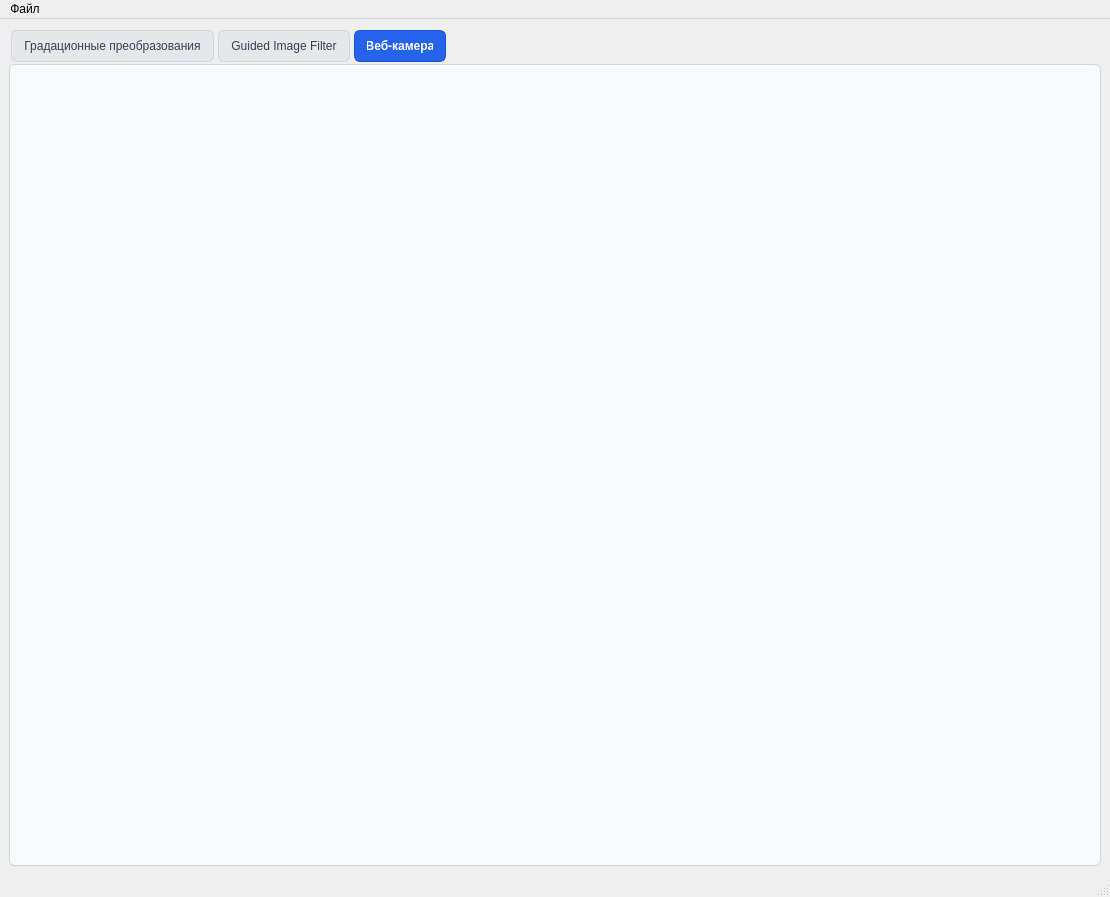
Above: DIP/MyApp.ui from KYashin/Digital-Image-Processing before the change. Below: the same form after it.
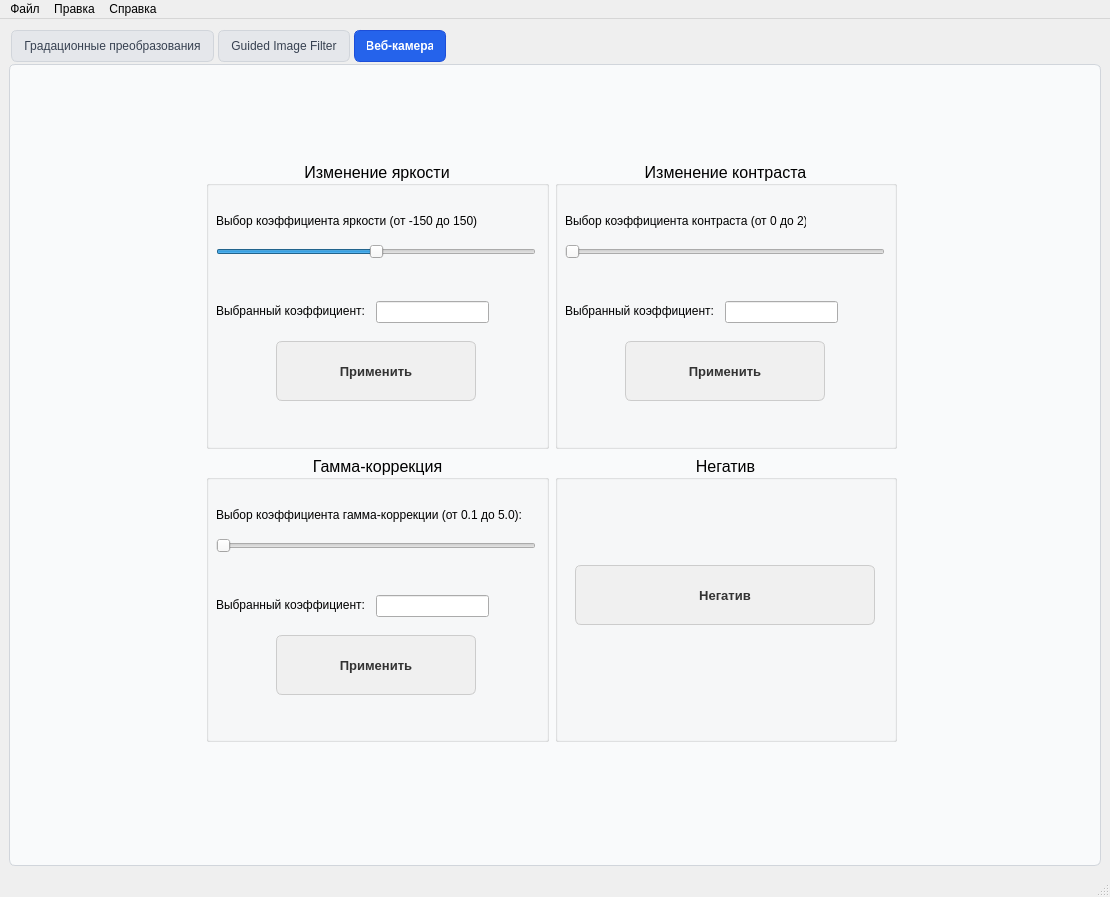
That is the form after the change. The open tabs and pages were chosen to show the change.

```diff
--- a/DIP/MyApp.ui
+++ b/DIP/MyApp.ui
@@ -15,7 +15,7 @@
   </property>
   <widget class="QWidget" name="centralwidget">
    <layout class="QGridLayout" name="gridLayout">
-    <item row="0" column="0">
+    <item row="0" column="1">
      <widget class="QTabWidget" name="tabWidget">
       <property name="enabled">
        <bool>true</bool>
@@ -1125,6 +1125,492 @@
        <attribute name="title">
         <string>Веб-камера</string>
        </attribute>
+       <widget class="QWidget" name="gridLayoutWidget">
+        <property name="geometry">
+         <rect>
+          <x>190</x>
+          <y>90</y>
+          <width>691</width>
+          <height>581</height>
+         </rect>
+        </property>
+        <layout class="QGridLayout" name="gridLayout_video">
+         <item row="1" column="0">
+          <widget class="QGroupBox" name="groupBox_brightness_video">
+           <property name="font">
+            <font>
+             <pointsize>12</pointsize>
+            </font>
+           </property>
+           <property name="styleSheet">
+            <string notr="true">QPushButton {
+    background-color: #F0F0F0;         /* Светло-серый фон */
+    color: #333333;                   /* Тёмно-серый текст */
+    border: 1px solid #CCCCCC;        /* Светло-серая обводка */
+    border-radius: 6px;               /* Лёгкое закругление углов */
+    padding: 8px 14px;                /* Внутренние отступы */
+    font-size: 13px;                  /* Размер шрифта */
+    font-family: &quot;Segoe UI&quot;, sans-serif; /* Современный шрифт */
+    font-weight: 500;                 /* Умеренная толщина текста */
+    transition: all 0.3s ease;        /* Плавный переход */
+}
+
+QPushButton:hover {
+    background-color: #E6E6E6;        /* Немного темнее при наведении */
+    border-color: #B3B3B3;            /* Подчеркнутая обводка */
+}
+
+QPushButton:pressed {
+    background-color: #D9D9D9;        /* Ещё темнее при нажатии */
+    color: #000000;                   /* Чёрный текст для акцента */
+    border-color: #999999;            /* Более тёмная обводка */
+    transform: scale(0.98);           /* Лёгкое сжатие при нажатии */
+}
+
+QPushButton:disabled {
+    background-color: #F8F8F8;        /* Почти белый фон */
+    color: #A6A6A6;                   /* Блеклый текст */
+    border: 1px solid #E0E0E0;        /* Почти незаметная обводка */
+}</string>
+           </property>
+           <property name="title">
+            <string>Изменение яркости</string>
+           </property>
+           <property name="alignment">
+            <set>Qt::AlignCenter</set>
+           </property>
+           <widget class="QPushButton" name="pushButton_brightness_video">
+            <property name="geometry">
+             <rect>
+              <x>70</x>
+              <y>180</y>
+              <width>200</width>
+              <height>60</height>
+             </rect>
+            </property>
+            <property name="font">
+             <font>
+              <family>Segoe UI</family>
+              <pointsize>-1</pointsize>
+              <bold>false</bold>
+             </font>
+            </property>
+            <property name="statusTip">
+             <string>Применить изменение яркости</string>
+            </property>
+            <property name="text">
+             <string>Применить</string>
+            </property>
+           </widget>
+           <widget class="QSlider" name="horizontalSlider_brightness_video">
+            <property name="geometry">
+             <rect>
+              <x>10</x>
+              <y>80</y>
+              <width>320</width>
+              <height>22</height>
+             </rect>
+            </property>
+            <property name="statusTip">
+             <string>Ползунок для выбора коэффициента яркости</string>
+            </property>
+            <property name="minimum">
+             <number>-150</number>
+            </property>
+            <property name="maximum">
+             <number>150</number>
+            </property>
+            <property name="singleStep">
+             <number>3</number>
+            </property>
+            <property name="orientation">
+             <enum>Qt::Horizontal</enum>
+            </property>
+           </widget>
+           <widget class="QLabel" name="label_brightness_video">
+            <property name="geometry">
+             <rect>
+              <x>10</x>
+              <y>50</y>
+              <width>261</width>
+              <height>20</height>
+             </rect>
+            </property>
+            <property name="text">
+             <string>Выбор коэффициента яркости (от -150 до 150):</string>
+            </property>
+           </widget>
+           <widget class="QLineEdit" name="lineEdit_brightness_video">
+            <property name="geometry">
+             <rect>
+              <x>170</x>
+              <y>140</y>
+              <width>113</width>
+              <height>22</height>
+             </rect>
+            </property>
+           </widget>
+           <widget class="QLabel" name="label_2_brightness_video">
+            <property name="geometry">
+             <rect>
+              <x>10</x>
+              <y>140</y>
+              <width>150</width>
+              <height>20</height>
+             </rect>
+            </property>
+            <property name="sizePolicy">
+             <sizepolicy hsizetype="Preferred" vsizetype="Preferred">
+              <horstretch>0</horstretch>
+              <verstretch>0</verstretch>
+             </sizepolicy>
+            </property>
+            <property name="text">
+             <string>Выбранный коэффициент:</string>
+            </property>
+           </widget>
+          </widget>
+         </item>
+         <item row="1" column="1">
+          <widget class="QGroupBox" name="groupBox_contrast_video">
+           <property name="font">
+            <font>
+             <pointsize>12</pointsize>
+            </font>
+           </property>
+           <property name="styleSheet">
+            <string notr="true">QPushButton {
+    background-color: #F0F0F0;         /* Светло-серый фон */
+    color: #333333;                   /* Тёмно-серый текст */
+    border: 1px solid #CCCCCC;        /* Светло-серая обводка */
+    border-radius: 6px;               /* Лёгкое закругление углов */
+    padding: 8px 14px;                /* Внутренние отступы */
+    font-size: 13px;                  /* Размер шрифта */
+    font-family: &quot;Segoe UI&quot;, sans-serif; /* Современный шрифт */
+    font-weight: 500;                 /* Умеренная толщина текста */
+    transition: all 0.3s ease;        /* Плавный переход */
+}
+
+QPushButton:hover {
+    background-color: #E6E6E6;        /* Немного темнее при наведении */
+    border-color: #B3B3B3;            /* Подчеркнутая обводка */
+}
+
+QPushButton:pressed {
+    background-color: #D9D9D9;        /* Ещё темнее при нажатии */
+    color: #000000;                   /* Чёрный текст для акцента */
+    border-color: #999999;            /* Более тёмная обводка */
+    transform: scale(0.98);           /* Лёгкое сжатие при нажатии */
+}
+
+QPushButton:disabled {
+    background-color: #F8F8F8;        /* Почти белый фон */
+    color: #A6A6A6;                   /* Блеклый текст */
+    border: 1px solid #E0E0E0;        /* Почти незаметная обводка */
+}</string>
+           </property>
+           <property name="title">
+            <string>Изменение контраста</string>
+           </property>
+           <property name="alignment">
+            <set>Qt::AlignCenter</set>
+           </property>
+           <widget class="QPushButton" name="pushButton_contrast_video">
+            <property name="geometry">
+             <rect>
+              <x>70</x>
+              <y>180</y>
+              <width>200</width>
+              <height>60</height>
+             </rect>
+            </property>
+            <property name="font">
+             <font>
+              <family>Segoe UI</family>
+              <pointsize>-1</pointsize>
+              <bold>false</bold>
+             </font>
+            </property>
+            <property name="statusTip">
+             <string>Применить изменение контраста</string>
+            </property>
+            <property name="text">
+             <string>Применить</string>
+            </property>
+           </widget>
+           <widget class="QSlider" name="horizontalSlider_contrast_video">
+            <property name="geometry">
+             <rect>
+              <x>10</x>
+              <y>80</y>
+              <width>320</width>
+              <height>22</height>
+             </rect>
+            </property>
+            <property name="statusTip">
+             <string>Ползунок для выбора коэффициента контраста</string>
+            </property>
+            <property name="maximum">
+             <number>200</number>
+            </property>
+            <property name="orientation">
+             <enum>Qt::Horizontal</enum>
+            </property>
+           </widget>
+           <widget class="QLabel" name="label_contrast_video">
+            <property name="geometry">
+             <rect>
+              <x>10</x>
+              <y>50</y>
+              <width>241</width>
+              <height>20</height>
+             </rect>
+            </property>
+            <property name="text">
+             <string>Выбор коэффициента контраста (от 0 до 2):</string>
+            </property>
+           </widget>
+           <widget class="QLabel" name="label_2_contrast_video">
+            <property name="geometry">
+             <rect>
+              <x>10</x>
+              <y>140</y>
+              <width>150</width>
+              <height>20</height>
+             </rect>
+            </property>
+            <property name="sizePolicy">
+             <sizepolicy hsizetype="Preferred" vsizetype="Preferred">
+              <horstretch>0</horstretch>
+              <verstretch>0</verstretch>
+             </sizepolicy>
+            </property>
+            <property name="text">
+             <string>Выбранный коэффициент:</string>
+            </property>
+           </widget>
+           <widget class="QLineEdit" name="lineEdit_contrast_video">
+            <property name="geometry">
+             <rect>
+              <x>170</x>
+              <y>140</y>
+              <width>113</width>
+              <height>22</height>
+             </rect>
+            </property>
+           </widget>
+          </widget>
+         </item>
+         <item row="2" column="1">
+          <widget class="QGroupBox" name="groupBox_negative_video">
+           <property name="sizePolicy">
+            <sizepolicy hsizetype="Preferred" vsizetype="Preferred">
+             <horstretch>0</horstretch>
+             <verstretch>0</verstretch>
+            </sizepolicy>
+           </property>
+           <property name="font">
+            <font>
+             <pointsize>12</pointsize>
+            </font>
+           </property>
+           <property name="styleSheet">
+            <string notr="true">QPushButton {
+    background-color: #F0F0F0;         /* Светло-серый фон */
+    color: #333333;                   /* Тёмно-серый текст */
+    border: 1px solid #CCCCCC;        /* Светло-серая обводка */
+    border-radius: 6px;               /* Лёгкое закругление углов */
+    padding: 8px 14px;                /* Внутренние отступы */
+    font-size: 13px;                  /* Размер шрифта */
+    font-family: &quot;Segoe UI&quot;, sans-serif; /* Современный шрифт */
+    font-weight: 500;                 /* Умеренная толщина текста */
+    transition: all 0.3s ease;        /* Плавный переход */
+}
+
+QPushButton:hover {
+    background-color: #E6E6E6;        /* Немного темнее при наведении */
+    border-color: #B3B3B3;            /* Подчеркнутая обводка */
+}
+
+QPushButton:pressed {
+    background-color: #D9D9D9;        /* Ещё темнее при нажатии */
+    color: #000000;                   /* Чёрный текст для акцента */
+    border-color: #999999;            /* Более тёмная обводка */
+    transform: scale(0.98);           /* Лёгкое сжатие при нажатии */
+}
+
+QPushButton:disabled {
+    background-color: #F8F8F8;        /* Почти белый фон */
+    color: #A6A6A6;                   /* Блеклый текст */
+    border: 1px solid #E0E0E0;        /* Почти незаметная обводка */
+}</string>
+           </property>
+           <property name="title">
+            <string>Негатив</string>
+           </property>
+           <property name="alignment">
+            <set>Qt::AlignCenter</set>
+           </property>
+           <widget class="QPushButton" name="button_negative_video">
+            <property name="geometry">
+             <rect>
+              <x>20</x>
+              <y>110</y>
+              <width>300</width>
+              <height>60</height>
+             </rect>
+            </property>
+            <property name="font">
+             <font>
+              <family>Segoe UI</family>
+              <pointsize>-1</pointsize>
+              <bold>false</bold>
+             </font>
+            </property>
+            <property name="statusTip">
+             <string>Преобразовать видео в негатив</string>
+            </property>
+            <property name="text">
+             <string>Негатив</string>
+            </property>
+           </widget>
+          </widget>
+         </item>
+         <item row="2" column="0">
+          <widget class="QGroupBox" name="groupBox_gamma_video">
+           <property name="font">
+            <font>
+             <pointsize>12</pointsize>
+            </font>
+           </property>
+           <property name="styleSheet">
+            <string notr="true">QPushButton {
+    background-color: #F0F0F0;         /* Светло-серый фон */
+    color: #333333;                   /* Тёмно-серый текст */
+    border: 1px solid #CCCCCC;        /* Светло-серая обводка */
+    border-radius: 6px;               /* Лёгкое закругление углов */
+    padding: 8px 14px;                /* Внутренние отступы */
+    font-size: 13px;                  /* Размер шрифта */
+    font-family: &quot;Segoe UI&quot;, sans-serif; /* Современный шрифт */
+    font-weight: 500;                 /* Умеренная толщина текста */
+    transition: all 0.3s ease;        /* Плавный переход */
+}
+
+QPushButton:hover {
+    background-color: #E6E6E6;        /* Немного темнее при наведении */
+    border-color: #B3B3B3;            /* Подчеркнутая обводка */
+}
+
+QPushButton:pressed {
+    background-color: #D9D9D9;        /* Ещё темнее при нажатии */
+    color: #000000;                   /* Чёрный текст для акцента */
+    border-color: #999999;            /* Более тёмная обводка */
+    transform: scale(0.98);           /* Лёгкое сжатие при нажатии */
+}
+
+QPushButton:disabled {
+    background-color: #F8F8F8;        /* Почти белый фон */
+    color: #A6A6A6;                   /* Блеклый текст */
+    border: 1px solid #E0E0E0;        /* Почти незаметная обводка */
+}</string>
+           </property>
+           <property name="title">
+            <string>Гамма-коррекция</string>
+           </property>
+           <property name="alignment">
+            <set>Qt::AlignCenter</set>
+           </property>
+           <widget class="QPushButton" name="pushButton_gamma_video">
+            <property name="geometry">
+             <rect>
+              <x>70</x>
+              <y>180</y>
+              <width>200</width>
+              <height>60</height>
+             </rect>
+            </property>
+            <property name="font">
+             <font>
+              <family>Segoe UI</family>
+              <pointsize>-1</pointsize>
+              <bold>false</bold>
+             </font>
+            </property>
+            <property name="statusTip">
+             <string>Применить гамма-коррекцию</string>
+            </property>
+            <property name="text">
+             <string>Применить</string>
+            </property>
+           </widget>
+           <widget class="QSlider" name="horizontalSlider_gamma_video">
+            <property name="geometry">
+             <rect>
+              <x>10</x>
+              <y>80</y>
+              <width>320</width>
+              <height>22</height>
+             </rect>
+            </property>
+            <property name="statusTip">
+             <string>Ползунок для выбора коэффициента гамма-коррекции</string>
+            </property>
+            <property name="minimum">
+             <number>1</number>
+            </property>
+            <property name="maximum">
+             <number>500</number>
+            </property>
+            <property name="orientation">
+             <enum>Qt::Horizontal</enum>
+            </property>
+           </widget>
+           <widget class="QLabel" name="label_gamma_video">
+            <property name="geometry">
+             <rect>
+              <x>10</x>
+              <y>50</y>
+              <width>311</width>
+              <height>20</height>
+             </rect>
+            </property>
+            <property name="text">
+             <string>Выбор коэффициента гамма-коррекции (от 0.1 до 5.0):</string>
+            </property>
+           </widget>
+           <widget class="QLabel" name="label_2_gamma_video">
+            <property name="geometry">
+             <rect>
+              <x>10</x>
+              <y>140</y>
+              <width>150</width>
+              <height>20</height>
+             </rect>
+            </property>
+            <property name="sizePolicy">
+             <sizepolicy hsizetype="Preferred" vsizetype="Preferred">
+              <horstretch>0</horstretch>
+              <verstretch>0</verstretch>
+             </sizepolicy>
+            </property>
+            <property name="text">
+             <string>Выбранный коэффициент:</string>
+            </property>
+           </widget>
+           <widget class="QLineEdit" name="lineEdit_gamma_video">
+            <property name="geometry">
+             <rect>
+              <x>170</x>
+              <y>140</y>
+              <width>113</width>
+              <height>22</height>
+             </rect>
+            </property>
+           </widget>
+          </widget>
+         </item>
+        </layout>
+       </widget>
       </widget>
      </widget>
     </item>
@@ -1144,10 +1630,25 @@
      <string>Файл</string>
     </property>
     <addaction name="actionOpen_image"/>
-    <addaction name="action_2"/>
-    <addaction name="action"/>
+    <addaction name="actionSave_image"/>
+    <addaction name="action_Exit"/>
+   </widget>
+   <widget class="QMenu" name="menu">
+    <property name="title">
+     <string>Правка</string>
+    </property>
+    <addaction name="action_Reset"/>
+   </widget>
+   <widget class="QMenu" name="menu_2">
+    <property name="title">
+     <string>Справка</string>
+    </property>
+    <addaction name="action_program"/>
+    <addaction name="action_help"/>
    </widget>
    <addaction name="menuFile"/>
+   <addaction name="menu"/>
+   <addaction name="menu_2"/>
   </widget>
   <widget class="QStatusBar" name="statusbar"/>
   <action name="actionOpen_image">
```
Left out of the diff: 130 changed lines with no effect on the pictures.
